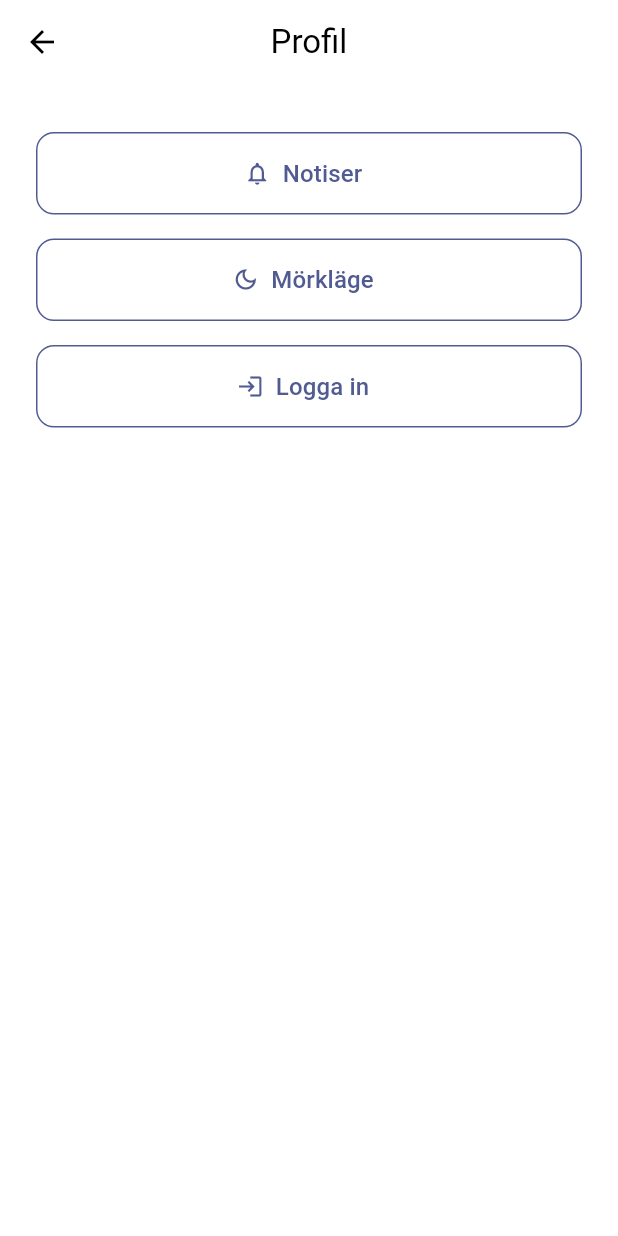
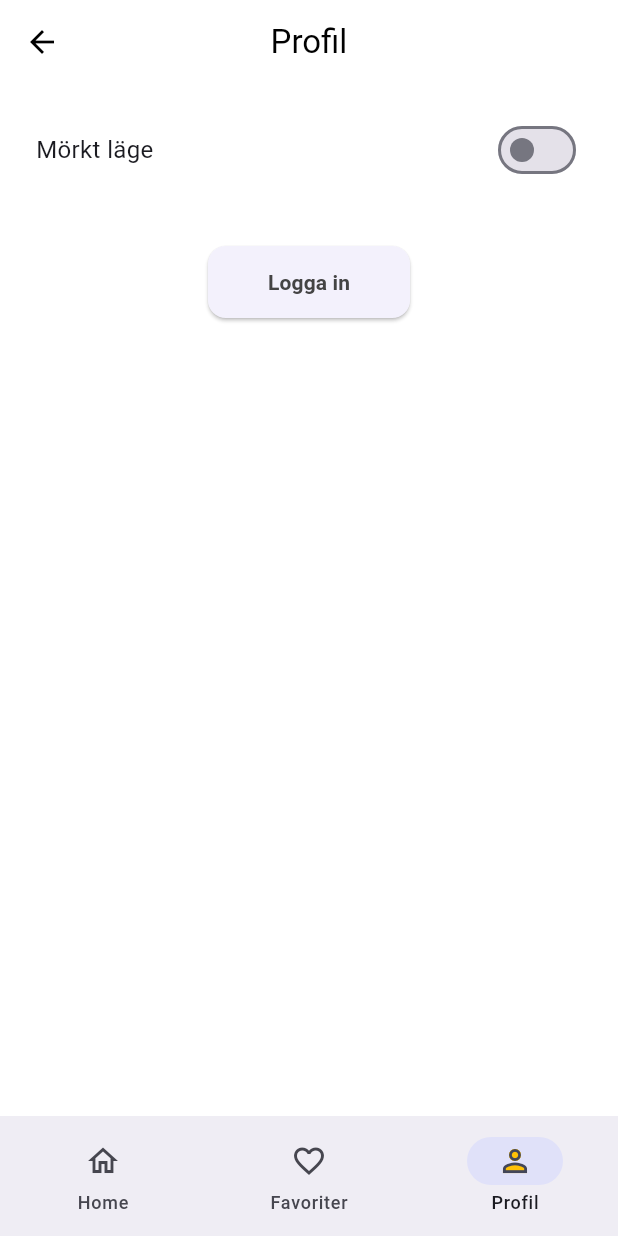
Before and after one commit to gu-tig333-ht25/grupp-3, a Flutter app: the screen it shows after launch, item 3 of the bottom bar chosen, on a phone screen of 412 x 824 dp. Run offline on Flutter 3.47's test engine with Material 3 defaults, Android fonts, the phone set to English and light mode, and no system bars; our stand-ins replace firebase_auth, firebase_core, shared_preferences; accounts and stored records are empty.

Commit message:
ändringar och fixat flesta fel. sync med favoriter/main

```diff
--- a/lib/providers/theme_provider.dart
+++ b/lib/providers/theme_provider.dart
@@ -1,25 +1,27 @@
 import 'package:flutter/material.dart';
+import 'package:shared_preferences/shared_preferences.dart';
 
-class ThemeProvider with ChangeNotifier {
+class ThemeProvider extends ChangeNotifier {
   ThemeMode _themeMode = ThemeMode.system;
-  bool _isLoggedIn = false;
 
   ThemeMode get themeMode => _themeMode;
   bool get isDarkMode => _themeMode == ThemeMode.dark;
-  bool get isLoggedIn => _isLoggedIn;
 
-  void toggleTheme(ThemeMode mode) {
-    _themeMode = mode;
+  ThemeProvider() {
+    _loadTheme();
+  }
+
+  void toggleTheme(bool isOn) async {
+    _themeMode = isOn ? ThemeMode.dark : ThemeMode.light;
+    final prefs = await SharedPreferences.getInstance();
+    await prefs.setBool('isDarkMode', isOn);
     notifyListeners();
   }
 
-  void toggleLogin() {
-    _isLoggedIn = !_isLoggedIn;
-    notifyListeners();
-  }
-
-  void logout() {
-    _isLoggedIn = false;
+  void _loadTheme() async {
+    final prefs = await SharedPreferences.getInstance();
+    final isDark = prefs.getBool('isDarkMode') ?? false;
+    _themeMode = isDark ? ThemeMode.dark : ThemeMode.light;
     notifyListeners();
   }
 }
--- a/lib/screens/home.dart
+++ b/lib/screens/home.dart
@@ -1,6 +1,5 @@
 import 'package:flutter/material.dart';
 import 'package:template/screens/pristrend.dart';
-import 'package:template/screens/profil.dart';
 import 'package:template/screens/ranta.dart';
 import 'package:template/widgets/hem/kpi_card.dart';
 import 'package:template/widgets/navigation_bar.dart';
--- a/lib/screens/profil.dart
+++ b/lib/screens/profil.dart
@@ -1,123 +1,96 @@
 import 'package:flutter/material.dart';
 import 'package:firebase_auth/firebase_auth.dart';
-import 'notiser.dart';
-import 'morklage.dart';
-import 'login.dart';
+import 'package:provider/provider.dart';
+import 'package:template/providers/theme_provider.dart';
+import 'package:template/widgets/navigation_bar.dart';
+import 'package:template/screens/login.dart';
 
-class ProfilScreen extends StatelessWidget {
+class ProfilScreen extends StatefulWidget {
   const ProfilScreen({super.key});
 
- @override
+  @override
+  State<ProfilScreen> createState() => _ProfilScreenState();
+}
+
+class _ProfilScreenState extends State<ProfilScreen> {
+  @override
   Widget build(BuildContext context) {
     final user = FirebaseAuth.instance.currentUser;
+    final themeProvider = Provider.of<ThemeProvider>(context);
 
     return Scaffold(
       appBar: AppBar(
-        title: const Text('Profil'),
+        title: const Text("Profil"),
         centerTitle: true,
       ),
       body: Padding(
-        padding: const EdgeInsets.all(24.0),
+        padding: const EdgeInsets.symmetric(horizontal: 24.0, vertical: 20),
         child: Column(
-          mainAxisAlignment: MainAxisAlignment.start,
           children: [
             if (user != null) ...[
-              const SizedBox(height: 20),
-              CircleAvatar(
-                radius: 45,
-                backgroundImage: user.photoURL != null
-                    ? NetworkImage(user.photoURL!)
-                    : const NetworkImage(
-                        'https://cdn-icons-png.flaticon.com/512/3135/3135715.png'),
+              const CircleAvatar(
+                radius: 40,
+                backgroundColor: Color(0xFFDEE1FF),
+                backgroundImage: AssetImage('assets/default_profile.png'),
               ),
-              const SizedBox(height: 12),
+              const SizedBox(height: 10),
               Text(
-                'Inloggad som',
-                style: TextStyle(color: Colors.grey[700], fontSize: 14),
+                "Inloggad som: ${user.email}",
+                style: const TextStyle(fontSize: 16),
               ),
-              Text(
-                user.email ?? '',
-                style: const TextStyle(
-                    fontWeight: FontWeight.bold, fontSize: 16),
-              ),
-              const SizedBox(height: 24),
+              const SizedBox(height: 30),
             ],
-            _menuButton(
-              context,
-              icon: Icons.notifications_outlined,
-              text: 'Notiser',
-              onPressed: () {
-                Navigator.push(
-                  context,
-                  MaterialPageRoute(builder: (_) => const NotiserScreen()),
-                );
-              },
+
+            // Mörkt läge växling
+            Row(
+              mainAxisAlignment: MainAxisAlignment.spaceBetween,
+              children: [
+                const Text("Mörkt läge", style: TextStyle(fontSize: 16)),
+                Switch(
+                  value: themeProvider.isDarkMode,
+                  onChanged: (value) {
+                    themeProvider.toggleTheme(value);
+                  },
+                ),
+              ],
             ),
-            _menuButton(
-              context,
-              icon: Icons.dark_mode_outlined,
-              text: 'Mörkläge',
-              onPressed: () {
-                Navigator.push(
-                  context,
-                  MaterialPageRoute(builder: (_) => const MorklageScreen()),
-                );
-              },
-            ),
-            _menuButton(
-              context,
-              icon: user != null
-                  ? Icons.logout_outlined
-                  : Icons.login_outlined,
-              text: user != null ? 'Logga ut' : 'Logga in',
+            const SizedBox(height: 40),
+
+            // Logga in / Logga ut knapp
+            ElevatedButton(
               onPressed: () async {
                 if (user != null) {
                   await FirebaseAuth.instance.signOut();
-
-                  Navigator.pushReplacement(
-                    context,
-                    MaterialPageRoute(builder: (_) => const ProfilScreen()),
-                  );
+                  if (!mounted) return;
+                  setState(() {}); // uppdatera vyn
                 } else {
+                  if (!mounted) return;
                   Navigator.push(
                     context,
                     MaterialPageRoute(builder: (_) => const LoginScreen()),
                   );
                 }
               },
+              style: ElevatedButton.styleFrom(
+                backgroundColor: const Color(0xFFF3F1FC),
+                shape: RoundedRectangleBorder(
+                  borderRadius: BorderRadius.circular(12),
+                ),
+                padding:
+                    const EdgeInsets.symmetric(horizontal: 40, vertical: 14),
+              ),
+              child: Text(
+                user != null ? "Logga ut" : "Logga in",
+                style: const TextStyle(
+                  color: Color(0xFF444444),
+                  fontWeight: FontWeight.w600,
+                ),
+              ),
             ),
           ],
         ),
       ),
-    );
-  }
-
-  Widget _menuButton(
-    BuildContext context, {
-    required IconData icon,
-    required String text,
-    required VoidCallback onPressed,
-  }) {
-    return Padding(
-      padding: const EdgeInsets.symmetric(vertical: 8.0),
-      child: OutlinedButton.icon(
-        style: OutlinedButton.styleFrom(
-          side: BorderSide(color: Theme.of(context).colorScheme.primary),
-          minimumSize: const Size(double.infinity, 55),
-          shape: RoundedRectangleBorder(
-            borderRadius: BorderRadius.circular(12),
-          ),
-        ),
-        icon: Icon(icon, color: Theme.of(context).colorScheme.primary),
-        label: Text(
-          text,
-          style: TextStyle(
-            fontSize: 16,
-            color: Theme.of(context).colorScheme.primary,
-          ),
-        ),
-        onPressed: onPressed,
-      ),
+      bottomNavigationBar: Navbar(currentPageIndex: 2),
     );
   }
 }
--- a/pubspec.yaml
+++ b/pubspec.yaml
@@ -37,6 +37,7 @@ dependencies:
   provider: ^6.1.2
   firebase_core: ^3.5.0
   firebase_auth: ^5.3.0
+  shared_preferences: ^2.2.3
 
 dev_dependencies:
   flutter_test:
```
Also changed, not shown: lib/screens/login.dart (+6 -8 lines), lib/screens/morklage.dart (deleted, +0 -80 lines), lib/screens/notiser.dart (deleted, +0 -100 lines), pubspec.lock.
